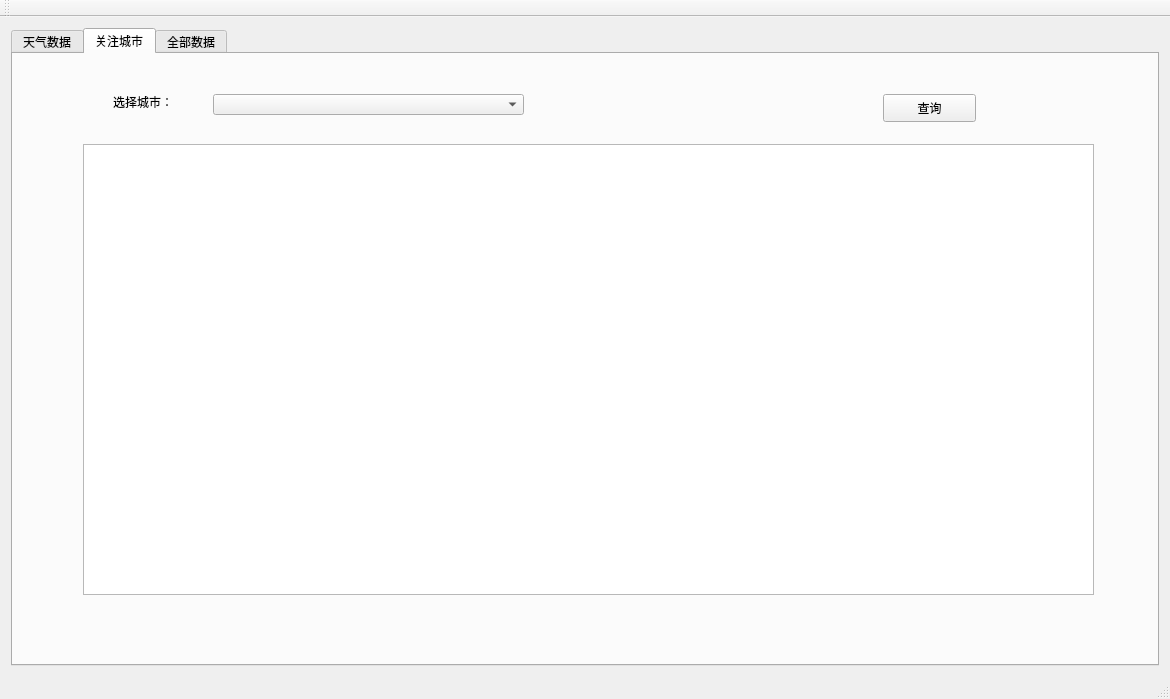
Above: QtClient/QtClient/mainwindow.ui from BoolYing/BiShe before the change. Below: the same form after it.
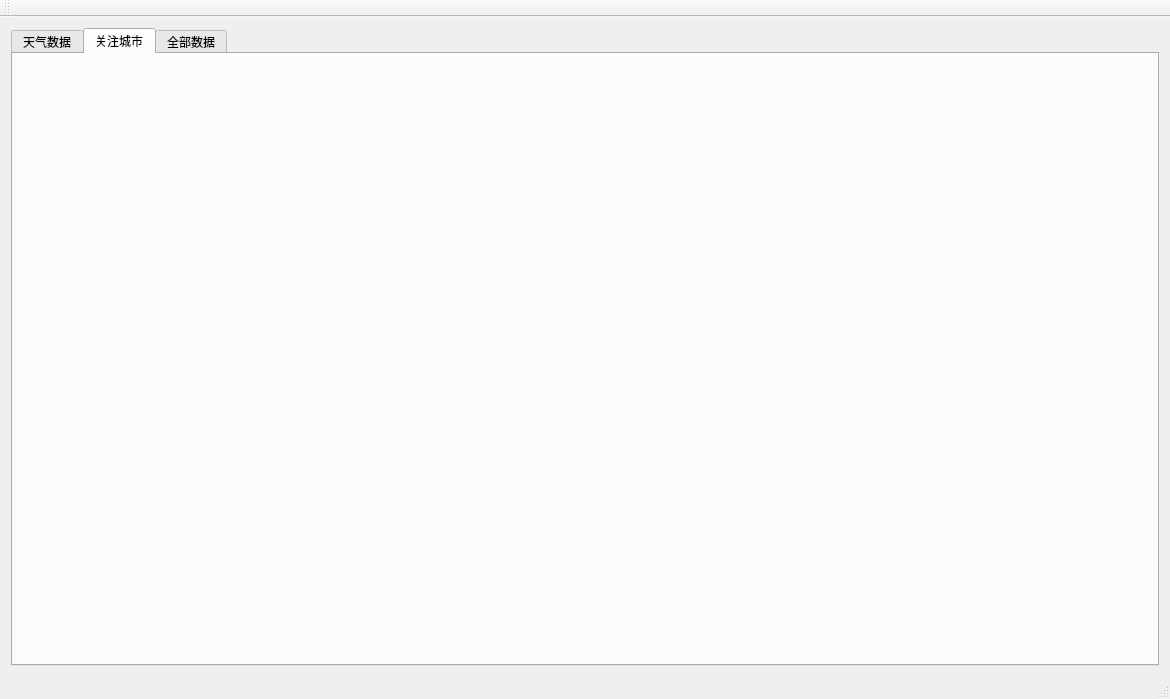
That is the form after the change. The open tabs and pages were chosen to show the change. Custom widgets are drawn as their Qt base class.

Commit message: 数据显示

What changed in the file:
```diff
--- a/QtClient/QtClient/mainwindow.ui
+++ b/QtClient/QtClient/mainwindow.ui
@@ -355,42 +355,11 @@
        <attribute name="title">
         <string>关注城市</string>
        </attribute>
-       <widget class="QLabel" name="label_14">
-        <property name="geometry">
-         <rect>
-          <x>100</x>
-          <y>40</y>
-          <width>81</width>
-          <height>16</height>
-         </rect>
-        </property>
-        <property name="text">
-         <string>选择城市：</string>
-        </property>
-       </widget>
-       <widget class="QComboBox" name="comboBox">
-        <property name="geometry">
-         <rect>
-          <x>200</x>
-          <y>40</y>
-          <width>311</width>
-          <height>21</height>
-         </rect>
-        </property>
-       </widget>
-       <widget class="QPushButton" name="pushButton">
-        <property name="geometry">
-         <rect>
-          <x>870</x>
-          <y>40</y>
-          <width>93</width>
-          <height>28</height>
-         </rect>
-        </property>
-        <property name="text">
-         <string>查询</string>
-        </property>
-       </widget>
+      </widget>
+      <widget class="QWidget" name="tab_3">
+       <attribute name="title">
+        <string>全部数据</string>
+       </attribute>
        <widget class="QTableView" name="tableView">
         <property name="geometry">
          <rect>
@@ -401,11 +370,42 @@
          </rect>
         </property>
        </widget>
-      </widget>
-      <widget class="QWidget" name="tab_3">
-       <attribute name="title">
-        <string>全部数据</string>
-       </attribute>
+       <widget class="QPushButton" name="pushButton">
+        <property name="geometry">
+         <rect>
+          <x>880</x>
+          <y>40</y>
+          <width>93</width>
+          <height>28</height>
+         </rect>
+        </property>
+        <property name="text">
+         <string>查询</string>
+        </property>
+       </widget>
+       <widget class="QComboBox" name="comboBox">
+        <property name="geometry">
+         <rect>
+          <x>210</x>
+          <y>40</y>
+          <width>311</width>
+          <height>21</height>
+         </rect>
+        </property>
+       </widget>
+       <widget class="QLabel" name="label_14">
+        <property name="geometry">
+         <rect>
+          <x>110</x>
+          <y>40</y>
+          <width>81</width>
+          <height>16</height>
+         </rect>
+        </property>
+        <property name="text">
+         <string>选择城市：</string>
+        </property>
+       </widget>
       </widget>
      </widget>
     </item>
```
Left out of the diff: 38 changed lines with no effect on the pictures. The commit also changes 2 other files.
